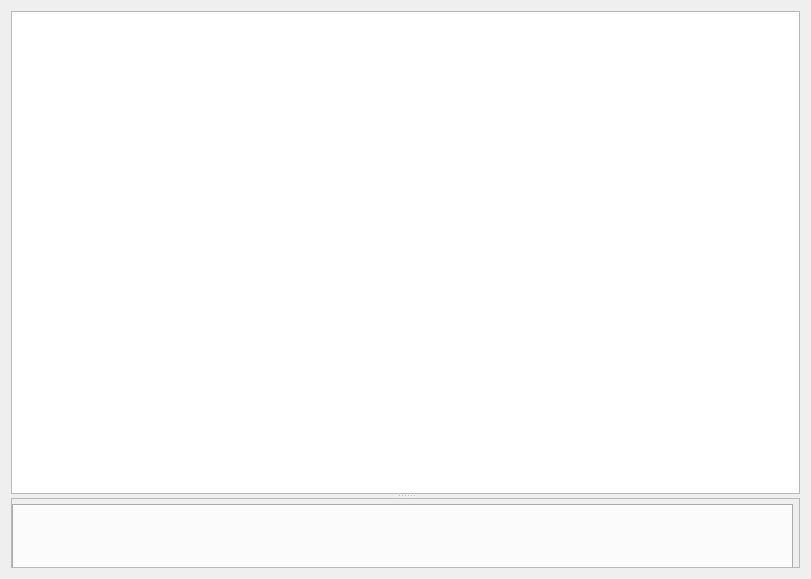
Before: the Qt Designer form services/EC2/instances/instances.ui in faustgate/Concordia, drawn with Qt 5.
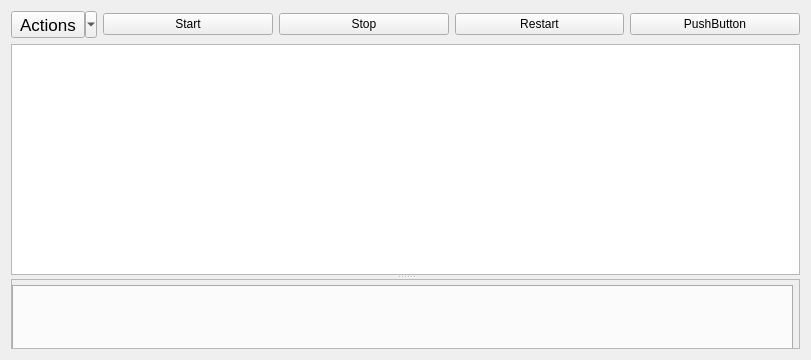
After: the same form once the commit is applied.

Patch:
```diff
--- a/services/EC2/instances/instances.ui
+++ b/services/EC2/instances/instances.ui
@@ -7,7 +7,7 @@
     <x>0</x>
     <y>0</y>
     <width>811</width>
-    <height>579</height>
+                <height>360</height>
    </rect>
   </property>
   <property name="maximumSize">
@@ -21,6 +21,56 @@
   </property>
   <layout class="QGridLayout" name="gridLayout">
    <item row="0" column="0">
+                <layout class="QGridLayout" name="gridLayout_1">
+                    <item row="0" column="0">
+                        <widget class="QToolButton" name="toolButton">
+                            <property name="font">
+                                <font>
+                                    <pointsize>13</pointsize>
+                                </font>
+                            </property>
+                            <property name="text">
+                                <string>Actions</string>
+                            </property>
+                            <property name="popupMode">
+                                <enum>QToolButton::MenuButtonPopup</enum>
+                            </property>
+                            <property name="toolButtonStyle">
+                                <enum>Qt::ToolButtonTextOnly</enum>
+                            </property>
+                        </widget>
+                    </item>
+                    <item row="0" column="4">
+                        <widget class="QPushButton" name="pushButton_2">
+                            <property name="text">
+                                <string>PushButton</string>
+                            </property>
+                        </widget>
+                    </item>
+                    <item row="0" column="3">
+                        <widget class="QPushButton" name="btnRestart">
+                            <property name="text">
+                                <string>Restart</string>
+                            </property>
+                        </widget>
+                    </item>
+                    <item row="0" column="2">
+                        <widget class="QPushButton" name="btnStop">
+                            <property name="text">
+                                <string>Stop</string>
+                            </property>
+                        </widget>
+                    </item>
+                    <item row="0" column="1">
+                        <widget class="QPushButton" name="btnStart">
+                            <property name="text">
+                                <string>Start</string>
+                            </property>
+                        </widget>
+                    </item>
+                </layout>
+            </item>
+            <item row="1" column="0">
     <widget class="QSplitter" name="splitter">
      <property name="orientation">
       <enum>Qt::Vertical</enum>
@@ -55,7 +105,7 @@
       <property name="maximumSize">
        <size>
         <width>16777215</width>
-        <height>260</height>
+                                <height>397</height>
        </size>
       </property>
       <property name="widgetResizable">
```
Left out of the diff: 15 changed lines with no effect on the pictures. Lines whose indentation alone changed are shown as unchanged.
